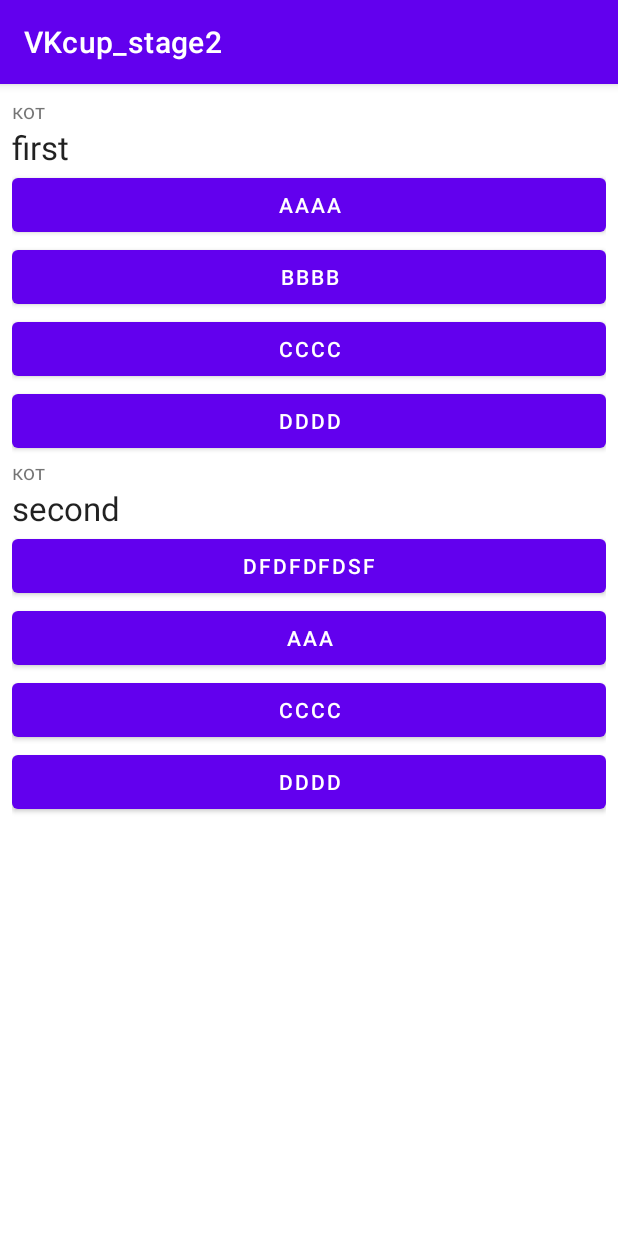
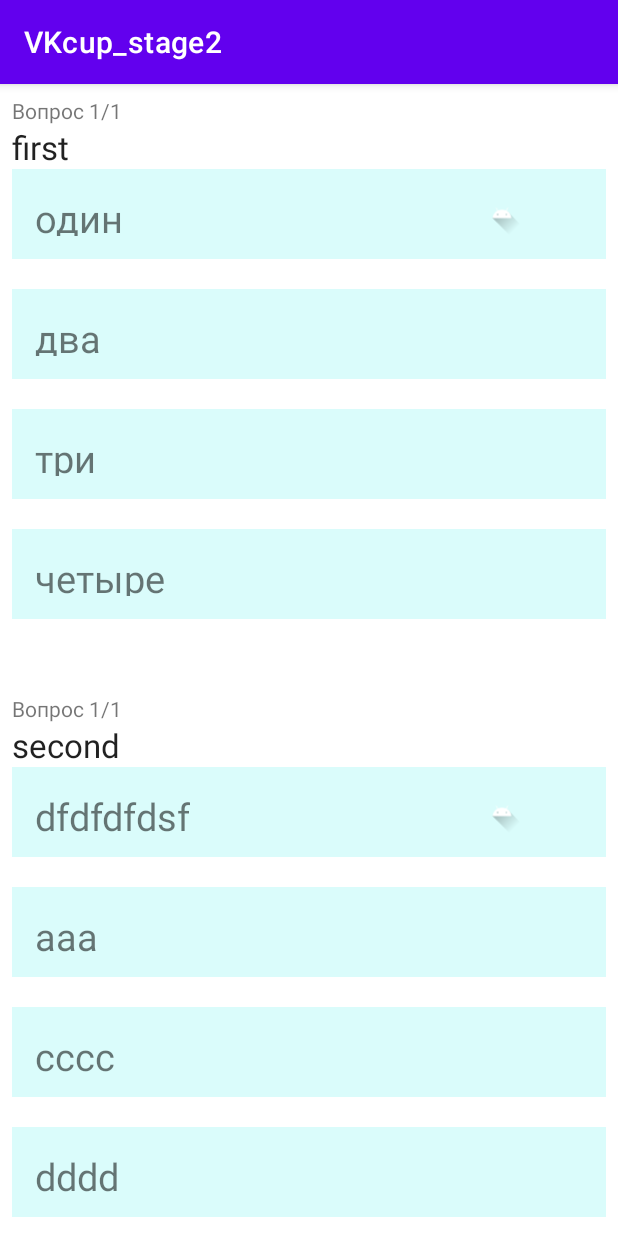
Before and after one commit to nibelung-dt/VKcup_stage_2, an Android app: the FirstList screen opened directly, with no data from a screen before it, on a phone screen of 412 x 824 dp. Run offline under Robolectric (Android 15) with nearby library versions, the phone set to English and light mode, and no system bars.

Commit message:
работа с опросом
работа с опросом

```diff
--- a/app/src/main/java/com/example/vkcup_stage2/CustomRecyclerAdapter.kt
+++ b/app/src/main/java/com/example/vkcup_stage2/CustomRecyclerAdapter.kt
@@ -1,9 +1,11 @@
 package com.example.vkcup_stage2
 
+import android.graphics.Color
 import android.view.LayoutInflater
 import android.view.View
 import android.view.ViewGroup
 import android.widget.Button
+import android.widget.RelativeLayout
 import android.widget.TextView
 import androidx.recyclerview.widget.RecyclerView
 
@@ -19,15 +21,25 @@ println(first.percents[1])
 class CustomRecyclerAdapter(private val names: List<Questions>) : RecyclerView
 .Adapter<CustomRecyclerAdapter.MyViewHolder>() {
 
-
     class MyViewHolder(itemView: View) : RecyclerView.ViewHolder(itemView) {
         val largeTextView: TextView = itemView.findViewById(R.id.textViewLarge)
         val smallTextView: TextView = itemView.findViewById(R.id.textViewSmall)
 
-        val button1: Button = itemView.findViewById(R.id.button2)
-        val button2: Button = itemView.findViewById(R.id.button3)
-        val button3: Button = itemView.findViewById(R.id.button4)
-        val button4: Button = itemView.findViewById(R.id.button5)
+        val text1_1: TextView = itemView.findViewById(R.id.text1_1)
+        val text1_2: TextView = itemView.findViewById(R.id.text1_2)
+        val text2_1: TextView = itemView.findViewById(R.id.text2_1)
+        val text2_2: TextView = itemView.findViewById(R.id.text2_2)
+        val text3_1: TextView = itemView.findViewById(R.id.text3_1)
+        val text3_2: TextView = itemView.findViewById(R.id.text3_2)
+        val text4_1: TextView = itemView.findViewById(R.id.text4_1)
+        val text4_2: TextView = itemView.findViewById(R.id.text4_2)
+
+        val relLayout1: RelativeLayout = itemView.findViewById(R.id.relLayout1)
+        val relLayout2: RelativeLayout = itemView.findViewById(R.id.relLayout2)
+        val relLayout3: RelativeLayout = itemView.findViewById(R.id.relLayout3)
+        val relLayout4: RelativeLayout = itemView.findViewById(R.id.relLayout4)
+
+       // val button1: Button = itemView.findViewById(R.id.button2)
     }
 
     override fun onCreateViewHolder(parent: ViewGroup, viewType: Int): MyViewHolder {
@@ -39,17 +51,73 @@ class CustomRecyclerAdapter(private val names: List<Questions>) : RecyclerView
     override fun onBindViewHolder(holder: MyViewHolder, position: Int) {
         // holder.largeTextView.text = names[position]
         holder.largeTextView.text = names[position].question
-        holder.smallTextView.text = "кот"
+        holder.smallTextView.text = "Вопрос 1/1"
        // holder.button1.button = names[position].answers[0]  // setText
-        holder.button1.text = names[position].answers[0]
-        holder.button2.text = names[position].answers[1]
-        holder.button3.text = names[position].answers[2]
-        holder.button4.text = names[position].answers[3]
-/*
-        holder.button1.setOnClickListener { v ->
-            // Here your start your other activity or navigate to another fragment
+       // holder.button1.text = names[position].answers[0]
+        holder.text1_1.text = names[position].answers[0]
+        holder.text2_1.text = names[position].answers[1]
+        holder.text3_1.text = names[position].answers[2]
+        holder.text4_1.text = names[position].answers[3]
+
+        // holder.text1_2.text = names[position].percents[0]
+        // holder.text2_2.text = names[position].percents[0]
+        // holder.text3_2.text = names[position].percents[0]
+        // holder.text4_2.text = names[position].percents[0]
+
+        var touch1 = false
+        var touch2 = false
+        var touch3 = false
+        var touch4 = false
+
+        holder.relLayout1.setOnClickListener { v ->
+           // holder.relLayout1.background =
+            if (!touch1) {
+                holder.relLayout1.setBackgroundColor(Color.parseColor("#C0FEDF")) // зеленый
+                holder.text1_2.text = names[position].percents[0]
+                touch1 = true
+            } else {
+                holder.relLayout1.setBackgroundColor(Color.parseColor("#DAFCFB"))
+                holder.text1_2.text = ""
+                touch1 = false
+            }
         }
-        */
+
+        holder.relLayout2.setOnClickListener { v ->
+            if (!touch2) {
+                holder.relLayout2.setBackgroundColor(Color.parseColor("#C0FEDF")) // зеленый
+                holder.text2_2.text = names[position].percents[1]
+                touch2 = true
+            } else {
+                holder.relLayout2.setBackgroundColor(Color.parseColor("#DAFCFB"))
+                holder.text2_2.text = ""
+                touch2 = false
+            }
+        }
+
+        holder.relLayout3.setOnClickListener { v ->
+            if (!touch3) {
+                holder.relLayout3.setBackgroundColor(Color.parseColor("#C0FEDF")) // зеленый
+                holder.text3_2.text = names[position].percents[2]
+                touch3 = true
+            } else {
+                holder.relLayout3.setBackgroundColor(Color.parseColor("#DAFCFB"))
+                holder.text3_2.text = ""
+                touch3 = false
+            }
+        }
+
+        holder.relLayout4.setOnClickListener { v ->
+            if (!touch4) {
+                holder.relLayout4.setBackgroundColor(Color.parseColor("#C0FEDF")) // зеленый
+                holder.text4_2.text = names[position].percents[3]
+                touch4 = true
+            } else {
+                holder.relLayout4.setBackgroundColor(Color.parseColor("#DAFCFB"))
+                holder.text4_2.text = ""
+                touch4 = false
+            }
+        }
+
 
 
     }
--- a/app/src/main/java/com/example/vkcup_stage2/FirstList.kt
+++ b/app/src/main/java/com/example/vkcup_stage2/FirstList.kt
@@ -14,6 +14,8 @@ class FirstList : AppCompatActivity() {
         val recyclerView: RecyclerView = findViewById(R.id.recyclerView)
         recyclerView.layoutManager = LinearLayoutManager(this)
         recyclerView.adapter = CustomRecyclerAdapter(list)  //fillList())
+
+
     }
 /*
     private fun fillList(): List<String> {
@@ -28,10 +30,16 @@ class FirstList : AppCompatActivity() {
         return
     }
 */
-    val first = Questions("first", listOf("aaaa", "bbbb", "cccc", "dddd"), listOf("10%", "25%", "25", "40"))
+    val first = Questions("first", listOf("один", "два", "три", "четыре"), listOf("10%", "25%", "25", "40"))
     val second = Questions("second", listOf("dfdfdfdsf", "aaa", "cccc", "dddd"), listOf("10%", "20%", "30", "40"))
-    val list = mutableListOf(first, second)
-     //@Override
+    val third = Questions("second", listOf("dfdfdfdsf", "aaa", "cccc", "dddd"), listOf("10%", "20%", "30", "40"))
+    val forth = Questions("second", listOf("dfdfdfdsf", "aaa", "cccc", "dddd"), listOf("10%", "20%", "30", "40"))
+    val five = Questions("second", listOf("dfdfdfdsf", "aaa", "cccc", "dddd"), listOf("10%", "20%", "30", "40"))
+    val list = mutableListOf(first, second, third, forth, five)
+
+
+
+//@Override
     // list.size(Questions)
 
     //list.add(first)
--- a/app/src/main/res/layout/recyclerview_item.xml
+++ b/app/src/main/res/layout/recyclerview_item.xml
@@ -17,29 +17,125 @@
         android:layout_height="wrap_content"
         android:textAppearance="?android:attr/textAppearanceLarge" />
 
-    <Button
-        android:id="@+id/button2"
-        android:layout_width="match_parent"
-        android:layout_height="wrap_content"
-        android:text="Button" />
+    <RelativeLayout
+        android:id="@+id/relLayout1"
+        android:layout_width="wrap_content"
+        android:layout_height="60dp"
+        android:background="#DAFCFB"
+        android:padding="15dp">
 
-    <Button
-        android:id="@+id/button3"
-        android:layout_width="match_parent"
-        android:layout_height="wrap_content"
-        android:text="Button" />
+        <TextView
+            android:id="@+id/text1_1"
+            android:layout_width="wrap_content"
+            android:layout_height="wrap_content"
+            android:layout_alignParentLeft="true"
+            android:text="Один"
+            android:textSize="25dp" />
 
-    <Button
-        android:id="@+id/button4"
-        android:layout_width="match_parent"
-        android:layout_height="wrap_content"
-        android:text="Button" />
+        <ImageView
+            android:layout_width="wrap_content"
+            android:layout_height="wrap_content"
+            android:layout_alignParentRight="true"
+            android:src="@drawable/ic_launcher_foreground"
+            />
 
-    <Button
-        android:id="@+id/button5"
-        android:layout_width="match_parent"
-        android:layout_height="wrap_content"
-        android:text="Button" />
+        <TextView
+            android:id="@+id/text1_2"
+            android:layout_width="wrap_content"
+            android:layout_height="wrap_content"
+            android:layout_alignParentEnd="true"
+            android:textSize="25dp" />
 
+    </RelativeLayout>
+
+    <Space
+        android:layout_width="wrap_content"
+        android:layout_height="20dp">
+    </Space>
+
+    <RelativeLayout
+        android:id="@+id/relLayout2"
+        android:layout_width="wrap_content"
+        android:layout_height="60dp"
+        android:background="#DAFCFB"
+        android:padding="15dp">
+
+        <TextView
+            android:id="@+id/text2_1"
+            android:layout_width="wrap_content"
+            android:layout_height="wrap_content"
+            android:layout_alignParentLeft="true"
+            android:text="Один"
+            android:textSize="25dp" />
+
+        <TextView
+            android:id="@+id/text2_2"
+            android:layout_width="wrap_content"
+            android:layout_height="wrap_content"
+            android:layout_alignParentRight="true"
+            android:textSize="25dp" />
+
+    </RelativeLayout>
+
+    <Space
+        android:layout_width="wrap_content"
+        android:layout_height="20dp">
+    </Space>
+
+    <RelativeLayout
+        android:id="@+id/relLayout3"
+        android:layout_width="wrap_content"
+        android:layout_height="60dp"
+        android:background="#DAFCFB"
+        android:padding="15dp">
+
+        <TextView
+            android:id="@+id/text3_1"
+            android:layout_width="wrap_content"
+            android:layout_height="wrap_content"
+            android:layout_alignParentLeft="true"
+            android:text="Один"
+            android:textSize="25dp" />
+
+        <TextView
+            android:id="@+id/text3_2"
+            android:layout_width="wrap_content"
+            android:layout_height="wrap_content"
+            android:layout_alignParentRight="true"
+            android:textSize="25dp" />
+    </RelativeLayout>
+
+    <Space
+        android:layout_width="wrap_content"
+        android:layout_height="20dp">
+    </Space>
+
+    <RelativeLayout
+        android:id="@+id/relLayout4"
+        android:layout_width="wrap_content"
+        android:layout_height="60dp"
+        android:background="#DAFCFB"
+        android:padding="15dp">
+
+        <TextView
+            android:id="@+id/text4_1"
+            android:layout_width="wrap_content"
+            android:layout_height="wrap_content"
+            android:layout_alignParentLeft="true"
+            android:text="Один"
+            android:textSize="25dp" />
+
+        <TextView
+            android:id="@+id/text4_2"
+            android:layout_width="wrap_content"
+            android:layout_height="wrap_content"
+            android:layout_alignParentRight="true"
+            android:textSize="25dp" />
+    </RelativeLayout>
+
+    <Space
+        android:layout_width="wrap_content"
+        android:layout_height="50dp">
+    </Space>
 
 </LinearLayout>
```
